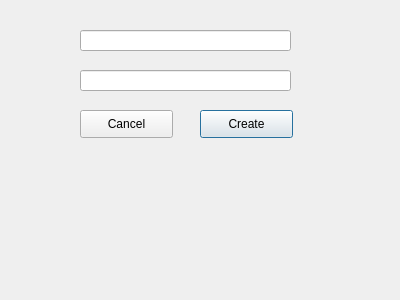
First picture: the form in KingList_Cpp/newlistdialog.ui, repository patrickking45/KingList_Cpp, before the edit.
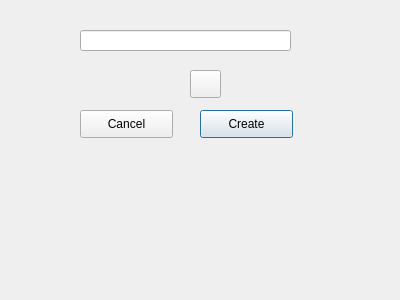
Second picture: the form after the edit.

What changed in the file:
```diff
--- a/KingList_Cpp/newlistdialog.ui
+++ b/KingList_Cpp/newlistdialog.ui
@@ -49,15 +49,18 @@
     </rect>
    </property>
   </widget>
-  <widget class="QLineEdit" name="txt_color">
+  <widget class="QPushButton" name="colorPicker">
    <property name="geometry">
     <rect>
-     <x>80</x>
+     <x>190</x>
      <y>70</y>
-     <width>211</width>
-     <height>21</height>
+     <width>31</width>
+     <height>28</height>
     </rect>
    </property>
+   <property name="text">
+    <string/>
+   </property>
   </widget>
  </widget>
  <resources/>
```
